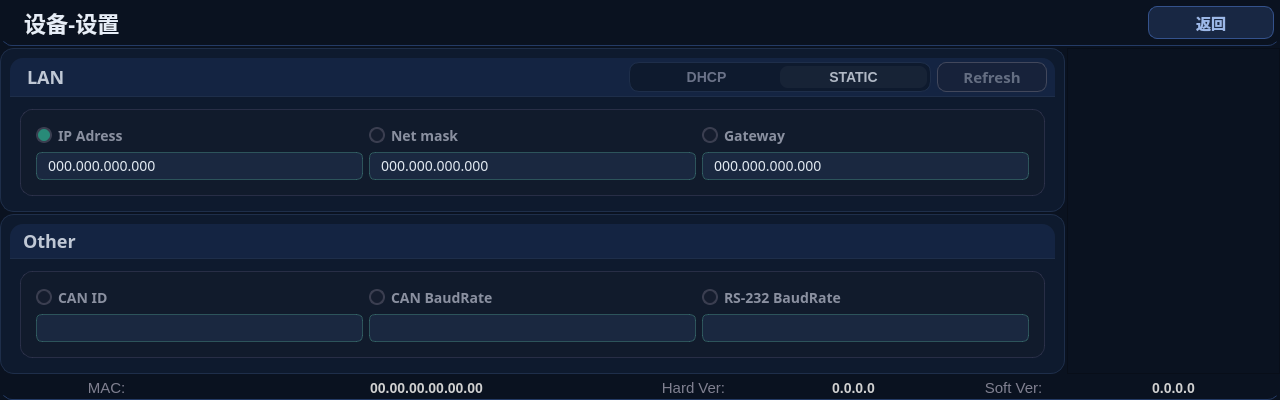
Above: widgets/interaction/devicesetpage.ui from housir-debug/Leacesy_M3506 before the change. Below: the same form after it.
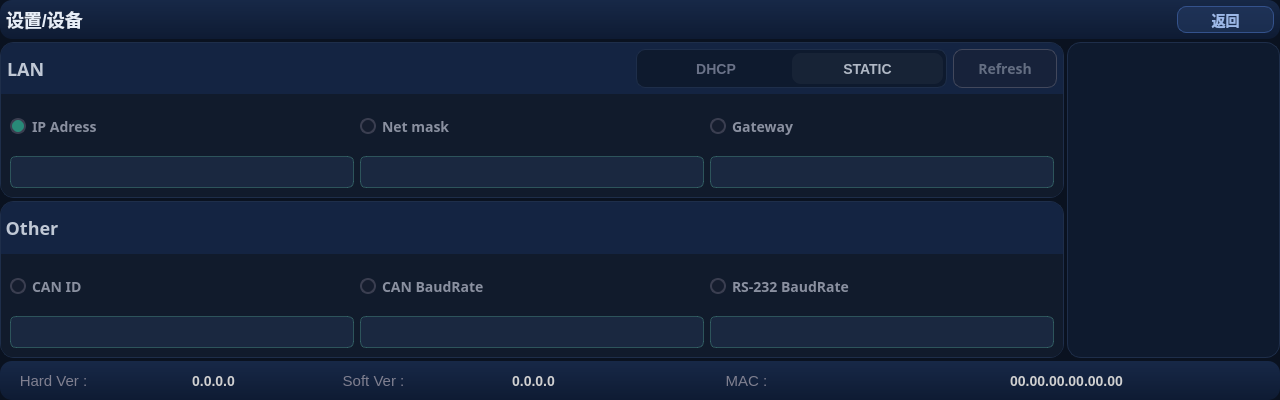
That is the form after the change. Custom widgets are drawn as their Qt base class.

Commit message: add:添加通道总线，实现通道统一管理，优化页面到设置通道页面

Patch:
```diff
--- a/widgets/interaction/devicesetpage.ui
+++ b/widgets/interaction/devicesetpage.ui
@@ -31,80 +31,82 @@
 	background-color: #0A1220;
 }
 
-QPushButton{
-    color: #9CB8E8;
+#devicesetpage QRadioButton {
+    background: transparent;
+ 	font-weight: bold;
+ 	font-size: 14px;
+	color: #8A90A0;
+}
+#devicesetpage QRadioButton:disabled {
+    color: #4A4E5A;
+}
+#devicesetpage QRadioButton::indicator {
+    background-color: #151D2E;
+	border: 2px solid #3A3E50;
+	border-radius: 8px;
+	height: 12px;
+	width: 12px;
+}
+#devicesetpage QRadioButton::indicator:checked {
+    background-color: #288A78;
+}
+#devicesetpage QRadioButton::indicator:disabled {
+    background-color: #0A0F16;
+	border: 2px solid #252836;
+}
+
+#devicesetpage QPushButton{
     background-color: rgba(40, 65, 110, 0.45);
     border: 1px solid #34528c;
     border-radius: 9px;
-    font-size: 15px;
     font-weight: bold;
-    padding: 3px 18px;
-    min-width: 72px;
+	font-size: 14px;
+	color: #9CB8E8;
 }
-QPushButton:hover {
-    background-color: rgba(55, 88, 145, 0.65);
-    border-color: #476fb8;
-    color: #FFFFFF;
-}
-QPushButton:pressed {
+#devicesetpage QPushButton:pressed {
     background-color: #195c3c;
     border-color: #37b677;
 }
-QPushButton:disabled {
+#devicesetpage QPushButton:disabled {
     background-color: rgba(28, 32, 44, 0.35);
     border: 1px solid #42485c;
     color: #646e82;
 }
 
-
-#net_frame {
-    background-color: #0E1A2E; 
-    border: 1px solid #1E2E4A;
-    border-radius: 10px;
-    padding: 3px;  
-}
-#net_frame QPushButton {
-    background-color: transparent; 
+#page_label {
+	background: transparent;
     border: none;
-    border-radius: 8px; 
-    color: #6A7288; 
-    font-size: 14px;
     font-weight: bold;
-    padding: 3px 18px;
-    min-width: 64px;
+	font-size: 18px;
+	 color: #E6EDF7;
 }
-#net_frame QPushButton:checked{
-    color: #B0B8C5;
-    background-color: rgba(255, 255, 255, 0.04);
+#top_frame,
+#bot_frame {
+    background: qlineargradient(x1:0, y1:0, x2:0, y2:1,stop:0 #172847, stop:1 #0E1B33);
+    border: none;
+    border-radius: 12px;
 }
-
-
-QRadioButton {
-    color: #8A90A0;
-    font-size: 14px;
-    font-weight: bold;
+#mac_label, 
+#hard_label, 
+#soft_label {
     background: transparent;
+    border: none;
+	font-size: 15px;
+	color: #808090;
 }
-QRadioButton::indicator {
-    width: 12px;
-    height: 12px;
-    border-radius: 8px;
-    border: 2px solid #3A3E50;
-    background-color: #151D2E;
+#macaddress_label, 
+#hardver_label, 
+#softver_label {
+    background: transparent;
+    border: none;
+	font-weight: bold;
+	font-size: 14px;
+	color: #D0D0D0;
 }
-QRadioButton::indicator:checked {
-    background-color: #288A78;
-}
-QRadioButton:disabled {
-    color: #4A4E5A;
-}
-QRadioButton::indicator:disabled {
-    border: 2px solid #252836;
-    background-color: #0A0F16;
-}
 
-
-#LAN_frame,#other_frame {
+#LAN_frame,
+#other_frame,
+#keyframe {
     background-color: #0E1A2E;
     border: 1px solid #1E2E4A;
     border-radius: 14px;
@@ -112,75 +114,61 @@
 #LANbut_frame {
     background-color: #142442;
     border: none;
-    border-bottom: 1px solid #1E2E4A;
-    border-top-left-radius: 13px;
-    border-top-right-radius: 13px;
-    padding: 4px 8px;
+    border-top-left-radius: 12px;
+    border-top-right-radius: 12px;
+}
+#settingLANlabel {
+    color: #C0C8D5;
+    font-size: 18px;
+    font-weight: bold;
+    background: transparent;
+    border: none;
 }
 #other_label {
 	background-color: #142442;
 	border: none;
-	border-bottom: 1px solid #1E2E4A;
-    border-top-left-radius: 13px;
-    border-top-right-radius: 13px;
- 	padding: 4px 8px;
-    color: #C0C8D5;
-    font-size: 18px;
     font-weight: bold;
+	font-size: 18px;
+	color: #C0C8D5;
+	border-top-left-radius: 12px;
+    border-top-right-radius: 12px;
 }
-#settingLANlabel {
-    color: #C0C8D5;
-    font-size: 18px;
-    font-weight: bold;
-    background: transparent;
+
+#net_frame {
+    background-color: #0E1A2E; 
+    border: 1px solid #1E2E4A;
+    border-radius: 9px;
+}
+#net_frame QPushButton {
+    background-color: transparent; 
     border: none;
-    padding-left: 4px 8px;
+    border-radius: 9px; 
+    font-weight: bold;
+	font-size: 14px;
+	color: #6A7288; 
 }
-#networkframe,#deviceidframe  {
+#net_frame QPushButton:checked{
+    background-color: rgba(255, 255, 255, 0.04);
+	color: #B0B8C5;
+}
+
+#networkframe,
+#deviceidframe  {
     background-color: #111B2C;
-    border: 1px solid rgba(70, 70, 100, 0.45);
-    border-radius: 12px;
-    margin: 6px 10px;
-    padding: 6px;
+    border-bottom-left-radius: 12px;
+    border-bottom-right-radius: 12px;
 }
-#iplabel, #masklabel, #gatelabel ,#canidlabel, #canbaudlabel, #rs232baudlabel {
+#iplabel, 
+#masklabel, 
+#gatelabel ,
+#canidlabel, 
+#canbaudlabel, 
+#rs232baudlabel {
     color: #E0E8F0;
 	font-size: 14px;
     background-color: #1A2840;
     border: 1px solid rgba(90, 180, 160, 0.35);
     border-radius: 6px;
-    padding: 2px 8px;
-    min-height: 22px;
-}
-
-
-#top_frame,#bot_frame {
-    background: qlineargradient(x1:0, y1:0, x2:0, y2:1,
-                stop:0 #172847, stop:1 #0E1B33);
-    border: none;
-    border-bottom: 1px solid #243B66;
-    border-radius: 12px;
-}
-#page_label {
-    color: #E6EDF7;
-    font-size: 22px;
-    font-weight: bold;
-    background: transparent;
-    border: none;
-    padding-left: 12px;
-}
-#mac_label, #hard_label, #soft_label {
-    color: #808090;
-    font-size: 15px;
-    background: transparent;
-    border: none;
-}
-#macaddress_label, #hardver_label, #softver_label {
-    color: #D0D0D0;
-    font-size: 14px;
-    font-weight: bold;
-    background: transparent;
-    border: none;
 }</string>
   </property>
   <property name="locale">
@@ -200,7 +188,7 @@
     <number>0</number>
    </property>
    <property name="spacing">
-    <number>2</number>
+    <number>3</number>
    </property>
    <item row="0" column="0" colspan="2">
     <widget class="QFrame" name="top_frame">
@@ -219,7 +207,7 @@
      <property name="lineWidth">
       <number>0</number>
      </property>
-     <layout class="QHBoxLayout" name="horizontalLayout_2" stretch="9,1">
+     <layout class="QHBoxLayout" name="horizontalLayout_2" stretch="12,1">
       <property name="leftMargin">
        <number>6</number>
       </property>
@@ -244,7 +232,7 @@
          <number>0</number>
         </property>
         <property name="text">
-         <string>设备-设置</string>
+         <string>设置/设备</string>
         </property>
         <property name="scaledContents">
          <bool>true</bool>
@@ -293,7 +281,22 @@
      <property name="lineWidth">
       <number>0</number>
      </property>
-     <layout class="QVBoxLayout" name="verticalLayout_2" stretch="1,8">
+     <layout class="QVBoxLayout" name="verticalLayout_2" stretch="1,2">
+      <property name="spacing">
+       <number>0</number>
+      </property>
+      <property name="leftMargin">
+       <number>0</number>
+      </property>
+      <property name="topMargin">
+       <number>0</number>
+      </property>
+      <property name="rightMargin">
+       <number>0</number>
+      </property>
+      <property name="bottomMargin">
+       <number>0</number>
+      </property>
       <item>
        <widget class="QFrame" name="LANbut_frame">
         <property name="cursor">
@@ -313,16 +316,16 @@
         </property>
         <layout class="QHBoxLayout" name="horizontalLayout_3" stretch="6,3,1">
          <property name="leftMargin">
-          <number>0</number>
+          <number>6</number>
          </property>
          <property name="topMargin">
-          <number>0</number>
+          <number>6</number>
          </property>
          <property name="rightMargin">
-          <number>0</number>
+          <number>6</number>
          </property>
          <property name="bottomMargin">
-          <number>0</number>
+          <number>6</number>
          </property>
          <item>
           <widget class="QLabel" name="settingLANlabel">
@@ -376,16 +379,16 @@
              <number>0</number>
             </property>
             <property name="leftMargin">
-             <number>0</number>
+             <number>3</number>
             </property>
             <property name="topMargin">
-             <number>0</number>
+             <number>3</number>
             </property>
             <property name="rightMargin">
-             <number>0</number>
+             <number>3</number>
             </property>
             <property name="bottomMargin">
-             <number>0</number>
+             <number>3</number>
             </property>
             <item>
              <widget class="QPushButton" name="dhcp_pushButton">
@@ -516,7 +519,7 @@
         <property name="lineWidth">
          <number>0</number>
         </property>
-        <layout class="QGridLayout" name="gridLayout">
+        <layout class="QGridLayout" name="gridLayout" rowstretch="3,2" columnstretch="1,1,1">
          <item row="0" column="1">
           <widget class="QRadioButton" name="maskradioButton">
            <property name="enabled">
@@ -577,7 +580,7 @@
             <number>0</number>
            </property>
            <property name="text">
-            <string>000.000.000.000</string>
+            <string/>
            </property>
           </widget>
          </item>
@@ -599,7 +602,7 @@
             <number>0</number>
            </property>
            <property name="text">
-            <string>000.000.000.000</string>
+            <string/>
            </property>
           </widget>
          </item>
@@ -663,7 +666,7 @@
             <number>0</number>
            </property>
            <property name="text">
-            <string>000.000.000.000</string>
+            <string/>
            </property>
           </widget>
          </item>
@@ -713,12 +716,21 @@
     </widget>
    </item>
    <item row="1" column="1" rowspan="2">
-    <widget class="QFrame" name="keyframe">
+    <widget class="numberkeypad" name="keyframe">
+     <property name="cursor">
+      <cursorShape>BlankCursor</cursorShape>
+     </property>
+     <property name="contextMenuPolicy">
+      <enum>Qt::NoContextMenu</enum>
+     </property>
      <property name="frameShape">
-      <enum>QFrame::StyledPanel</enum>
+      <enum>QFrame::NoFrame</enum>
      </property>
      <property name="frameShadow">
-      <enum>QFrame::Raised</enum>
+      <enum>QFrame::Plain</enum>
+     </property>
+     <property name="lineWidth">
+      <number>0</number>
      </property>
     </widget>
    </item>
@@ -739,21 +751,21 @@
      <property name="lineWidth">
       <number>0</number>
      </property>
-     <layout class="QVBoxLayout" name="verticalLayout" stretch="1,8">
+     <layout class="QVBoxLayout" name="verticalLayout" stretch="1,2">
       <property name="spacing">
-       <number>6</number>
+       <number>0</number>
       </property>
       <property name="leftMargin">
-       <number>9</number>
+       <number>0</number>
       </property>
       <property name="topMargin">
-       <number>9</number>
+       <number>0</number>
       </property>
       <property name="rightMargin">
-       <number>9</number>
+       <number>0</number>
       </property>
       <property name="bottomMargin">
-       <number>9</number>
+       <number>0</number>
       </property>
       <item>
        <widget class="QLabel" name="other_label">
@@ -781,7 +793,7 @@
          <number>0</number>
         </property>
         <property name="text">
-         <string>Other</string>
+         <string> Other</string>
         </property>
        </widget>
       </item>
@@ -810,7 +822,7 @@
         <property name="lineWidth">
          <number>0</number>
         </property>
-        <layout class="QGridLayout" name="gridLayout_2">
+        <layout class="QGridLayout" name="gridLayout_2" rowstretch="3,2" columnstretch="1,1,1">
          <property name="leftMargin">
           <number>9</number>
          </property>
@@ -1041,7 +1053,7 @@
      <property name="lineWidth">
       <number>0</number>
      </property>
-     <layout class="QHBoxLayout" name="horizontalLayout" stretch="2,4,1,2,1,2">
+     <layout class="QHBoxLayout" name="horizontalLayout" stretch="1,2,1,2,2,4">
       <property name="spacing">
        <number>0</number>
       </property>
@@ -1057,44 +1069,6 @@
       <property name="bottomMargin">
        <number>0</number>
       </property>
-      <item>
-       <widget class="QLabel" name="mac_label">
-        <property name="cursor">
-         <cursorShape>BlankCursor</cursorShape>
-        </property>
-        <property name="contextMenuPolicy">
-         <enum>Qt::NoContextMenu</enum>
-        </property>
-        <property name="lineWidth">
-         <number>0</number>
-        </property>
-        <property name="text">
-         <string>MAC:</string>
-        </property>
-        <property name="alignment">
-         <set>Qt::AlignCenter</set>
-        </property>
-       </widget>
-      </item>
-      <item>
-       <widget class="QLabel" name="macaddress_label">
-        <property name="cursor">
-         <cursorShape>BlankCursor</cursorShape>
-        </property>
-        <property name="contextMenuPolicy">
-         <enum>Qt::NoContextMenu</enum>
-        </property>
-        <property name="lineWidth">
-         <number>0</number>
-        </property>
-        <property name="text">
-         <string>00.00.00.00.00.00</string>
-        </property>
-        <property name="alignment">
-         <set>Qt::AlignCenter</set>
-        </property>
-       </widget>
-      </item>
       <item>
        <widget class="QLabel" name="hard_label">
         <property name="cursor">
@@ -1107,7 +1081,7 @@
          <number>0</number>
         </property>
         <property name="text">
-         <string>Hard Ver:</string>
+         <string>Hard Ver :</string>
         </property>
         <property name="alignment">
          <set>Qt::AlignCenter</set>
@@ -1148,7 +1122,7 @@
          <number>0</number>
         </property>
         <property name="text">
-         <string>Soft Ver:</string>
+         <string>Soft Ver :</string>
         </property>
         <property name="alignment">
          <set>Qt::AlignCenter</set>
@@ -1174,11 +1148,57 @@
         </property>
        </widget>
       </item>
+      <item>
+       <widget class="QLabel" name="mac_label">
+        <property name="cursor">
+         <cursorShape>BlankCursor</cursorShape>
+        </property>
+        <property name="contextMenuPolicy">
+         <enum>Qt::NoContextMenu</enum>
+        </property>
+        <property name="lineWidth">
+         <number>0</number>
+        </property>
+        <property name="text">
+         <string>MAC :</string>
+        </property>
+        <property name="alignment">
+         <set>Qt::AlignCenter</set>
+        </property>
+       </widget>
+      </item>
+      <item>
+       <widget class="QLabel" name="macaddress_label">
+        <property name="cursor">
+         <cursorShape>BlankCursor</cursorShape>
+        </property>
+        <property name="contextMenuPolicy">
+         <enum>Qt::NoContextMenu</enum>
+        </property>
+        <property name="lineWidth">
+         <number>0</number>
+        </property>
+        <property name="text">
+         <string>00.00.00.00.00.00</string>
+        </property>
+        <property name="alignment">
+         <set>Qt::AlignCenter</set>
+        </property>
+       </widget>
+      </item>
      </layout>
     </widget>
    </item>
   </layout>
  </widget>
+ <customwidgets>
+  <customwidget>
+   <class>numberkeypad</class>
+   <extends>QFrame</extends>
+   <header>widgets/component/numberkeypad.h</header>
+   <container>1</container>
+  </customwidget>
+ </customwidgets>
  <resources/>
  <connections/>
  <buttongroups>
```
The commit also changes 40 other files.
